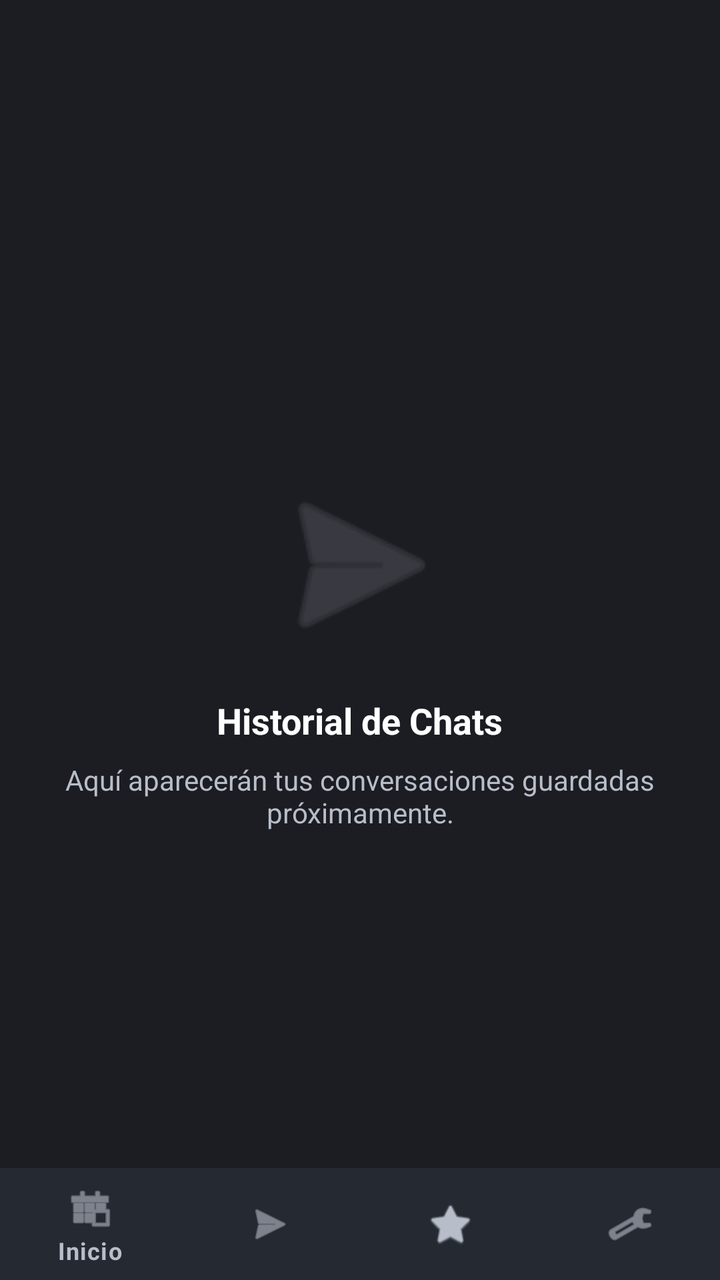
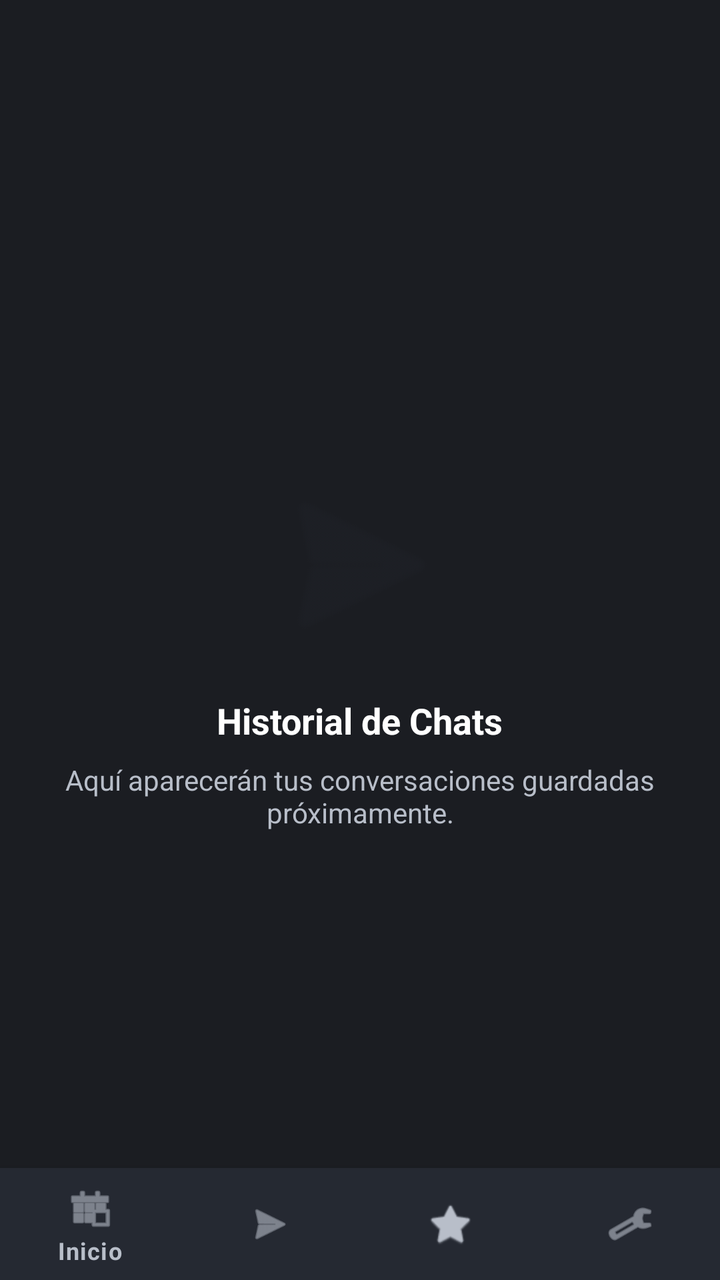

Screens rendered from an Android XML layout before and after an edit, with the pre-edit source and the edit as a unified diff.
<!-- AndroidManifest.xml: activity theme Theme.Speak2Read -->
<!-- res/layout/activity_conversations.xml -->
<?xml version="1.0" encoding="utf-8"?>
<RelativeLayout xmlns:android="http://schemas.android.com/apk/res/android"
    xmlns:app="http://schemas.android.com/apk/res-auto"
    android:layout_width="match_parent"
    android:layout_height="match_parent"
    android:background="@color/s2r_background">

    <Toolbar
        android:id="@+id/toolbar"
        android:layout_width="match_parent"
        android:layout_height="64dp"
        android:background="@color/s2r_background"
        app:title="Mis Conversaciones"
        app:titleTextColor="@color/s2r_text_primary" />

    <LinearLayout
        android:layout_width="match_parent"
        android:layout_height="match_parent"
        android:layout_below="@id/toolbar"
        android:layout_above="@id/bottom_navigation"
        android:gravity="center"
        android:orientation="vertical"
        android:padding="24dp">

        <ImageView
            android:layout_width="100dp"
            android:layout_height="100dp"
            android:src="@android:drawable/ic_menu_send"
            app:tint="@color/s2r_text_secondary"
            android:alpha="0.3"/>

        <TextView
            android:layout_width="wrap_content"
            android:layout_height="wrap_content"
            android:layout_marginTop="16dp"
            android:text="Historial de Chats"
            android:textColor="@color/s2r_text_primary"
            android:textSize="18sp"
            android:textStyle="bold" />

        <TextView
            android:layout_width="wrap_content"
            android:layout_height="wrap_content"
            android:layout_marginTop="8dp"
            android:gravity="center"
            android:text="Aquí aparecerán tus conversaciones guardadas próximamente."
            android:textColor="@color/s2r_text_secondary"
            android:textSize="14sp" />
    </LinearLayout>

    <com.google.android.material.bottomnavigation.BottomNavigationView
        android:id="@+id/bottom_navigation"
        android:layout_width="match_parent"
        android:layout_height="wrap_content"
        android:layout_alignParentBottom="true"
        android:background="@color/s2r_surface"
        app:itemIconTint="@color/s2r_text_secondary"
        app:itemTextColor="@color/s2r_text_secondary"
        app:menu="@menu/bottom_nav_menu" />

</RelativeLayout>
<!-- resources referenced by this layout -->
<resources>
  <color name="s2r_background">#1B1D22</color>
  <color name="s2r_surface">#252932</color>
  <color name="s2r_text_primary">#FFFFFF</color>
  <color name="s2r_text_secondary">#B8BEC9</color>
  <style name="Theme.Speak2Read" parent="Theme.MaterialComponents.DayNight.NoActionBar">
          <item name="colorPrimary">@color/s2r_bubble_usuario</item>
          <item name="colorPrimaryVariant">@color/s2r_bubble_usuario</item>
          <item name="colorOnPrimary">@color/white</item>
          <item name="android:windowBackground">@color/s2r_background</item>
          <item name="android:colorBackground">@color/s2r_background</item>
          <item name="android:textColorPrimary">@color/s2r_text_primary</item>
          <item name="android:textColor">@color/s2r_text_primary</item>
      </style>
  <color name="s2r_bubble_usuario">#4F8CFF</color>
  <color name="white">#FFFFFFFF</color>
</resources>

<!-- the commit's change to res/layout/activity_conversations.xml (unified diff, before → after) -->
@@ -10,7 +10,7 @@
         android:layout_width="match_parent"
         android:layout_height="64dp"
         android:background="@color/s2r_background"
-        app:title="Mis Conversaciones"
+        app:title="@string/title_conversations"
         app:titleTextColor="@color/s2r_text_primary" />
 
     <LinearLayout
@@ -26,14 +26,15 @@
             android:layout_width="100dp"
             android:layout_height="100dp"
             android:src="@android:drawable/ic_menu_send"
-            app:tint="@color/s2r_text_secondary"
-            android:alpha="0.3"/>
+            app:tint="@color/s2r_surface"
+            android:alpha="0.3"
+            android:contentDescription="@string/empty_chats_title"/>
 
         <TextView
             android:layout_width="wrap_content"
             android:layout_height="wrap_content"
             android:layout_marginTop="16dp"
-            android:text="Historial de Chats"
+            android:text="@string/empty_chats_title"
             android:textColor="@color/s2r_text_primary"
             android:textSize="18sp"
             android:textStyle="bold" />
@@ -43,7 +44,7 @@
             android:layout_height="wrap_content"
             android:layout_marginTop="8dp"
             android:gravity="center"
-            android:text="Aquí aparecerán tus conversaciones guardadas próximamente."
+            android:text="@string/empty_chats_desc"
             android:textColor="@color/s2r_text_secondary"
             android:textSize="14sp" />
     </LinearLayout>
<!-- resource entries referenced after the edit -->
@@ -4,6 +4,9 @@
   <color name="s2r_surface">#252932</color>
   <color name="s2r_text_primary">#FFFFFF</color>
   <color name="s2r_text_secondary">#B8BEC9</color>
+  <string name="empty_chats_desc">Aquí aparecerán tus conversaciones guardadas próximamente.</string>
+  <string name="empty_chats_title">Historial de Chats</string>
+  <string name="title_conversations">Mis Conversaciones</string>
   <style name="Theme.Speak2Read" parent="Theme.MaterialComponents.DayNight.NoActionBar">
           <item name="colorPrimary">@color/s2r_bubble_usuario</item>
           <item name="colorPrimaryVariant">@color/s2r_bubble_usuario</item>
